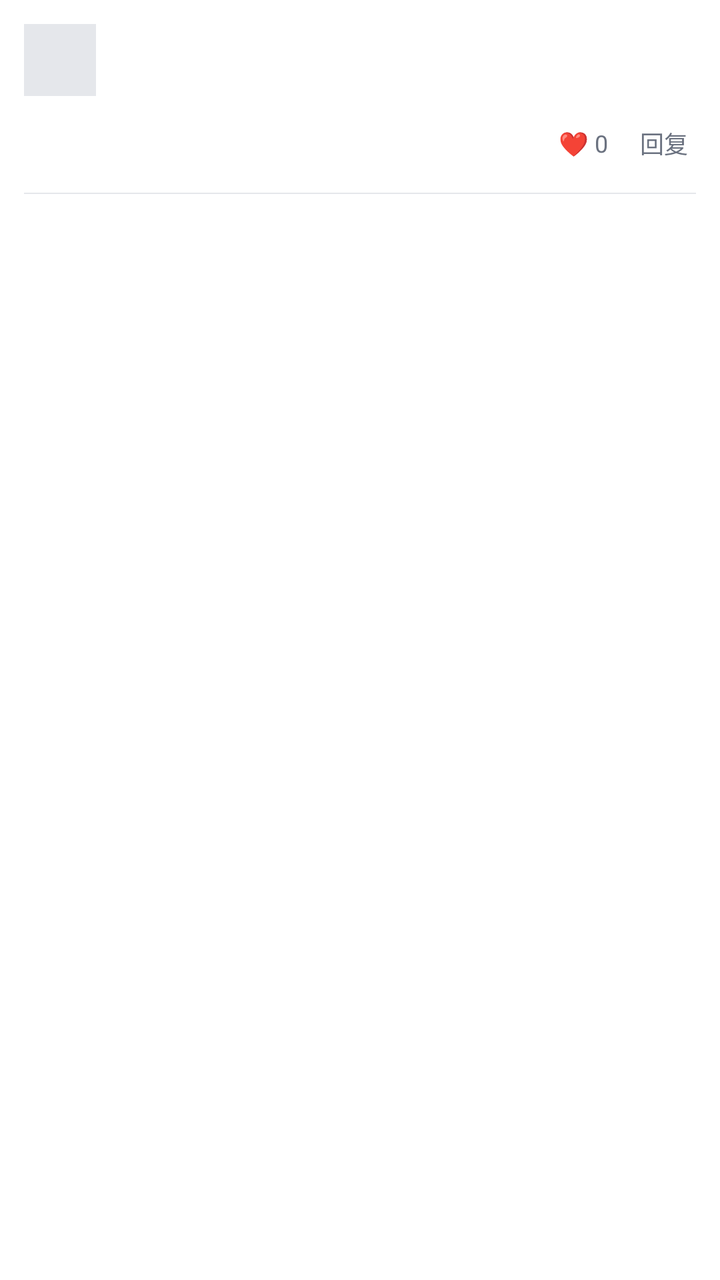
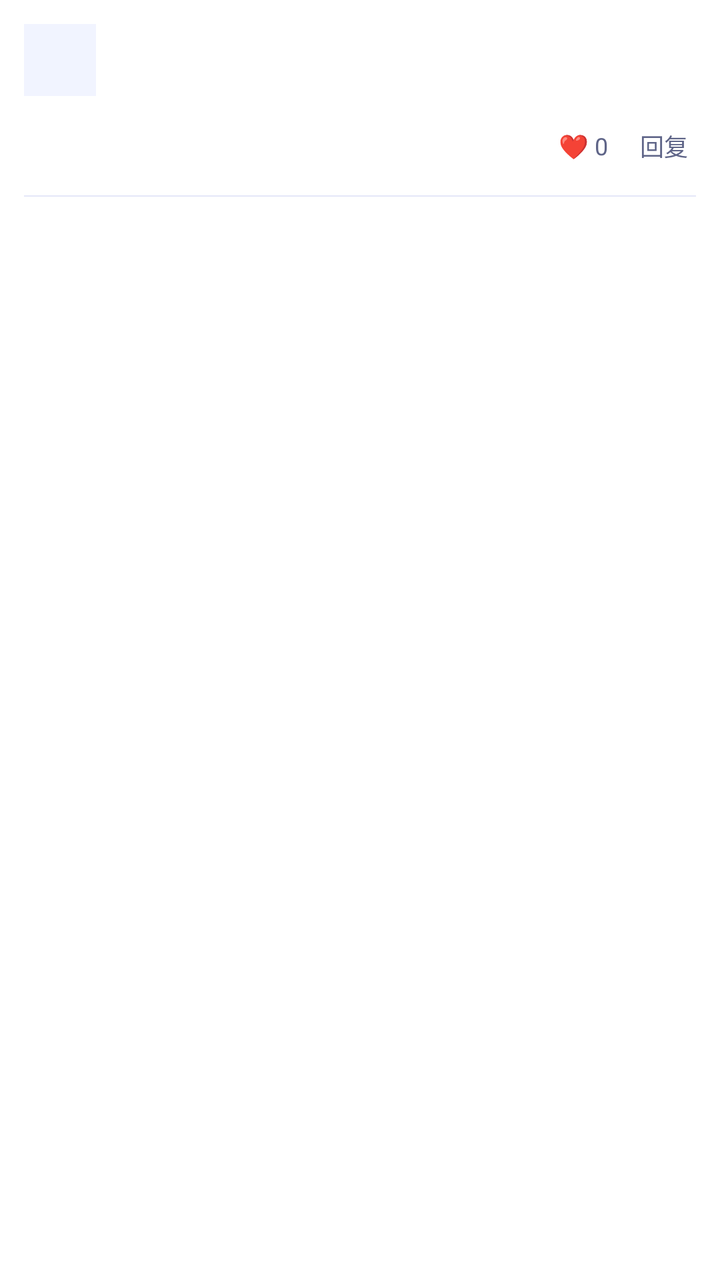

Compare the two renders of this Android layout. The source of the first and the diff that turns it into the second are given below.
<!-- AndroidManifest.xml: application theme Theme.LingXi -->
<!-- res/layout/item_comment.xml -->
<?xml version="1.0" encoding="utf-8"?>
<LinearLayout xmlns:android="http://schemas.android.com/apk/res/android"
    android:layout_width="match_parent"
    android:layout_height="wrap_content"
    android:background="@color/lx_card"
    android:orientation="vertical"
    android:padding="12dp">

    <LinearLayout
        android:layout_width="match_parent"
        android:layout_height="wrap_content"
        android:orientation="horizontal">

        <ImageView
            android:id="@+id/ivAvatar"
            android:layout_width="36dp"
            android:layout_height="36dp"
            android:background="@drawable/bg_cover_placeholder"
            android:scaleType="centerCrop" />

        <LinearLayout
            android:layout_width="0dp"
            android:layout_height="wrap_content"
            android:layout_marginStart="10dp"
            android:layout_weight="1"
            android:orientation="vertical">

            <LinearLayout
                android:layout_width="wrap_content"
                android:layout_height="wrap_content"
                android:gravity="center_vertical"
                android:orientation="horizontal">

                <TextView
                    android:id="@+id/tvNickname"
                    android:layout_width="wrap_content"
                    android:layout_height="wrap_content"
                    android:textColor="@color/lx_text_sub"
                    android:textSize="13sp" />

                <TextView
                    android:id="@+id/tvUpBadge"
                    android:layout_width="wrap_content"
                    android:layout_height="wrap_content"
                    android:layout_marginStart="6dp"
                    android:background="@drawable/bg_tag"
                    android:text="UP"
                    android:textColor="@color/lx_green_dark"
                    android:textSize="10sp"
                    android:visibility="gone" />

                <TextView
                    android:id="@+id/tvPinned"
                    android:layout_width="wrap_content"
                    android:layout_height="wrap_content"
                    android:layout_marginStart="6dp"
                    android:background="@drawable/bg_tag"
                    android:text="置顶"
                    android:textColor="@color/lx_green_dark"
                    android:textSize="10sp"
                    android:visibility="gone" />
            </LinearLayout>

            <TextView
                android:id="@+id/tvContent"
                android:layout_width="match_parent"
                android:layout_height="wrap_content"
                android:layout_marginTop="4dp"
                android:textColor="@color/lx_text"
                android:textSize="14sp" />

            <LinearLayout
                android:layout_width="match_parent"
                android:layout_height="wrap_content"
                android:layout_marginTop="6dp"
                android:gravity="center_vertical"
                android:orientation="horizontal">

                <TextView
                    android:id="@+id/tvTime"
                    android:layout_width="wrap_content"
                    android:layout_height="wrap_content"
                    android:textColor="@color/lx_text_sub"
                    android:textSize="11sp" />

                <TextView
                    android:id="@+id/tvUpLiked"
                    android:layout_width="wrap_content"
                    android:layout_height="wrap_content"
                    android:layout_marginStart="8dp"
                    android:text="UP主赞过"
                    android:textColor="@color/lx_green"
                    android:textSize="10sp"
                    android:visibility="gone" />

                <Space
                    android:layout_width="0dp"
                    android:layout_height="wrap_content"
                    android:layout_weight="1" />

                <TextView
                    android:id="@+id/tvPin"
                    android:layout_width="wrap_content"
                    android:layout_height="wrap_content"
                    android:padding="4dp"
                    android:text="置顶"
                    android:textColor="@color/lx_text_sub"
                    android:textSize="12sp"
                    android:visibility="gone" />

                <TextView
                    android:id="@+id/tvLike"
                    android:layout_width="wrap_content"
                    android:layout_height="wrap_content"
                    android:layout_marginStart="8dp"
                    android:padding="4dp"
                    android:text="❤ 0"
                    android:textColor="@color/lx_text_sub"
                    android:textSize="12sp" />

                <TextView
                    android:id="@+id/tvReply"
                    android:layout_width="wrap_content"
                    android:layout_height="wrap_content"
                    android:layout_marginStart="8dp"
                    android:padding="4dp"
                    android:text="回复"
                    android:textColor="@color/lx_text_sub"
                    android:textSize="12sp" />
            </LinearLayout>

            <LinearLayout
                android:id="@+id/llReplies"
                android:layout_width="match_parent"
                android:layout_height="wrap_content"
                android:layout_marginTop="6dp"
                android:background="#F5F7FA"
                android:orientation="vertical"
                android:padding="8dp"
                android:visibility="gone" />

            <TextView
                android:id="@+id/tvViewAllReplies"
                android:layout_width="wrap_content"
                android:layout_height="wrap_content"
                android:layout_marginTop="4dp"
                android:padding="4dp"
                android:textColor="@color/lx_green"
                android:textSize="12sp"
                android:visibility="gone" />
        </LinearLayout>
    </LinearLayout>

    <View
        android:layout_width="match_parent"
        android:layout_height="0.5dp"
        android:layout_marginTop="12dp"
        android:background="@color/lx_divider" />
</LinearLayout>
<!-- resources referenced by this layout -->
<resources>
  <color name="lx_card">#FFFFFF</color>
  <color name="lx_divider">#E5E7EB</color>
  <color name="lx_green">#10B981</color>
  <color name="lx_green_dark">#059669</color>
  <color name="lx_text">#1F2937</color>
  <color name="lx_text_sub">#6B7280</color>
  <!-- drawable bg_cover_placeholder (drawable) -->
  <?xml version="1.0" encoding="utf-8"?>
  <shape xmlns:android="http://schemas.android.com/apk/res/android">
      <solid android:color="#E5E7EB" />
  </shape>
  <!-- drawable bg_tag (drawable) -->
  <?xml version="1.0" encoding="utf-8"?>
  <shape xmlns:android="http://schemas.android.com/apk/res/android">
      <solid android:color="@color/lx_green_light" />
      <corners android:radius="10dp" />
      <padding android:left="8dp" android:top="3dp" android:right="8dp" android:bottom="3dp" />
  </shape>
  <style name="Theme.LingXi" parent="Theme.AppCompat.Light.NoActionBar">
          <item name="colorPrimary">@color/lx_green</item>
          <item name="colorPrimaryDark">@color/lx_green_dark</item>
          <item name="colorAccent">@color/lx_green</item>
          <item name="android:windowBackground">@color/lx_bg</item>
          <item name="android:statusBarColor">@color/lx_green_dark</item>
          <item name="android:windowLightStatusBar">false</item>
      </style>
  <color name="lx_green_light">#D1FAE5</color>
  <color name="lx_bg">#F5F7FA</color>
</resources>

<!-- the commit's change to res/layout/item_comment.xml (unified diff, before → after) -->
@@ -2,7 +2,7 @@
 <LinearLayout xmlns:android="http://schemas.android.com/apk/res/android"
     android:layout_width="match_parent"
     android:layout_height="wrap_content"
-    android:background="@color/lx_card"
+    android:background="@color/surface"
     android:orientation="vertical"
     android:padding="12dp">
 
@@ -45,7 +45,7 @@
                     android:layout_marginStart="6dp"
                     android:background="@drawable/bg_tag"
                     android:text="UP"
-                    android:textColor="@color/lx_green_dark"
+                    android:textColor="@color/tag_text"
                     android:textSize="10sp"
                     android:visibility="gone" />
 
@@ -56,7 +56,7 @@
                     android:layout_marginStart="6dp"
                     android:background="@drawable/bg_tag"
                     android:text="置顶"
-                    android:textColor="@color/lx_green_dark"
+                    android:textColor="@color/tag_text"
                     android:textSize="10sp"
                     android:visibility="gone" />
             </LinearLayout>
@@ -66,8 +66,8 @@
                 android:layout_width="match_parent"
                 android:layout_height="wrap_content"
                 android:layout_marginTop="4dp"
-                android:textColor="@color/lx_text"
-                android:textSize="14sp" />
+                android:textColor="@color/text_primary"
+                android:textSize="15sp" />
 
             <LinearLayout
                 android:layout_width="match_parent"
@@ -134,7 +134,7 @@
                 android:layout_width="match_parent"
                 android:layout_height="wrap_content"
                 android:layout_marginTop="6dp"
-                android:background="#F5F7FA"
+                android:background="@drawable/bg_reply_panel"
                 android:orientation="vertical"
                 android:padding="8dp"
                 android:visibility="gone" />
<!-- resource entries referenced after the edit -->
@@ -1,32 +1,54 @@
 <!-- resources referenced by this layout -->
 <resources>
-  <color name="lx_card">#FFFFFF</color>
-  <color name="lx_divider">#E5E7EB</color>
-  <color name="lx_green">#10B981</color>
-  <color name="lx_green_dark">#059669</color>
-  <color name="lx_text">#1F2937</color>
-  <color name="lx_text_sub">#6B7280</color>
+  <color name="lx_divider">@color/stroke</color>
+  <color name="lx_green">@color/accent</color>
+  <color name="lx_text_sub">@color/text_secondary</color>
+  <color name="surface">#FFFFFF</color>
+  <color name="tag_text">#C42A61</color>
+  <color name="text_primary">#2B2F4A</color>
   <!-- drawable bg_cover_placeholder (drawable) -->
   <?xml version="1.0" encoding="utf-8"?>
   <shape xmlns:android="http://schemas.android.com/apk/res/android">
-      <solid android:color="#E5E7EB" />
+      <solid android:color="@color/surface_alt" />
+  </shape>
+  <!-- drawable bg_reply_panel (drawable) -->
+  <?xml version="1.0" encoding="utf-8"?>
+  <shape xmlns:android="http://schemas.android.com/apk/res/android">
+      <solid android:color="@color/surface_alt" />
+      <corners android:radius="@dimen/radius_sm" />
   </shape>
   <!-- drawable bg_tag (drawable) -->
   <?xml version="1.0" encoding="utf-8"?>
   <shape xmlns:android="http://schemas.android.com/apk/res/android">
-      <solid android:color="@color/lx_green_light" />
-      <corners android:radius="10dp" />
-      <padding android:left="8dp" android:top="3dp" android:right="8dp" android:bottom="3dp" />
+      <solid android:color="@color/tag_bg" />
+      <corners android:radius="@dimen/radius_pill" />
+      <padding
+          android:bottom="3dp"
+          android:left="9dp"
+          android:right="9dp"
+          android:top="3dp" />
   </shape>
   <style name="Theme.LingXi" parent="Theme.AppCompat.Light.NoActionBar">
-          <item name="colorPrimary">@color/lx_green</item>
-          <item name="colorPrimaryDark">@color/lx_green_dark</item>
-          <item name="colorAccent">@color/lx_green</item>
-          <item name="android:windowBackground">@color/lx_bg</item>
-          <item name="android:statusBarColor">@color/lx_green_dark</item>
+          <item name="colorPrimary">@color/accent</item>
+          <item name="colorPrimaryDark">@color/brand_sky</item>
+          <item name="colorAccent">@color/brand_purple</item>
+          <item name="android:windowBackground">@color/surface_sunken</item>
+          <item name="android:statusBarColor">@color/brand_sky</item>
           <item name="android:windowLightStatusBar">false</item>
+          <item name="android:navigationBarColor">@color/nav_bar</item>
+          <item name="android:textColorHint">@color/text_hint</item>
       </style>
-  <color name="lx_green_light">#D1FAE5</color>
-  <color name="lx_bg">#F5F7FA</color>
+  <color name="stroke">#E4E7F8</color>
+  <color name="accent">#4FC3FF</color>
+  <color name="text_secondary">#5F6588</color>
+  <color name="surface_alt">#F1F4FF</color>
+  <dimen name="radius_sm">10dp</dimen>
+  <color name="tag_bg">#FFE8F3</color>
+  <dimen name="radius_pill">100dp</dimen>
+  <color name="brand_sky">#4FC3FF</color>
+  <color name="brand_purple">#A98BFF</color>
+  <color name="surface_sunken">#F4F5FF</color>
+  <color name="nav_bar">#2B2F4A</color>
+  <color name="text_hint">#6E7395</color>
 </resources>
 
